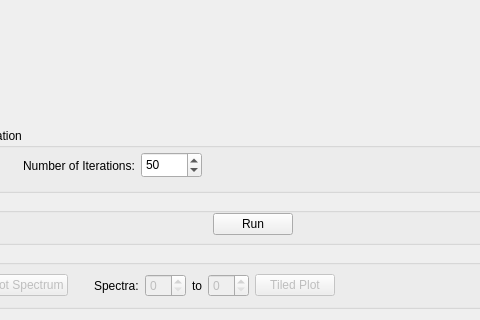
First picture: the form in qt/scientific_interfaces/Indirect/Iqt.ui, repository mantidproject/mantid, before the edit; both pictures show x 147 to 627 and y 416 to 736 of the 800 by 736 pixel window.
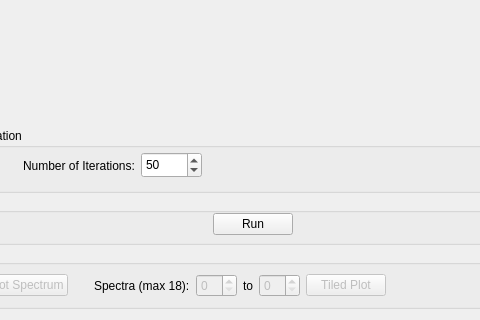
Second picture: the form after the edit. Custom widgets are drawn as their Qt base class.

Patch:
```diff
--- a/qt/scientific_interfaces/Indirect/Iqt.ui
+++ b/qt/scientific_interfaces/Indirect/Iqt.ui
@@ -400,7 +400,7 @@
          <item>
           <widget class="QLabel" name="label_3">
            <property name="text">
-            <string>Spectra:</string>
+            <string>Spectra (max 18):</string>
            </property>
           </widget>
          </item>
```
